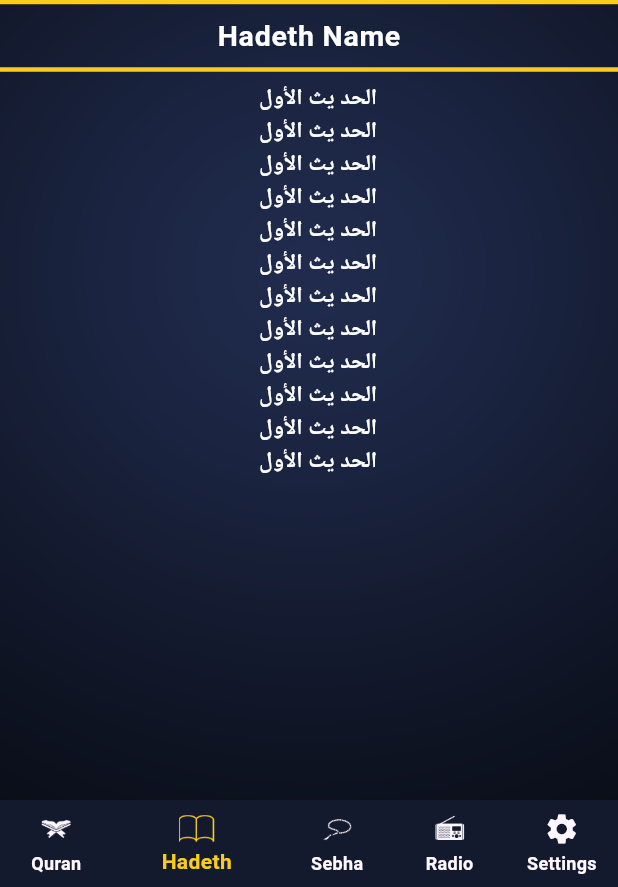
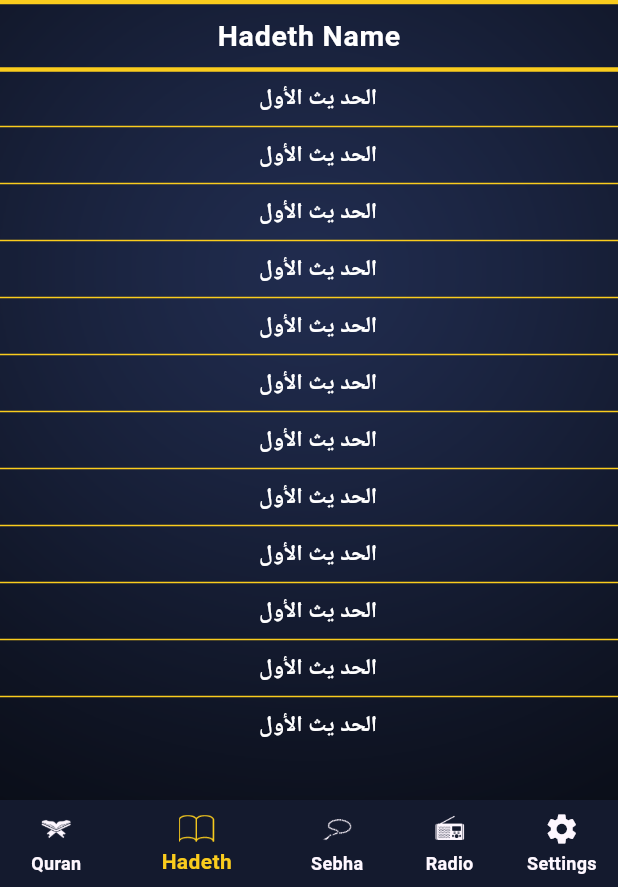
Before and after one commit to ezzeldeen377/islamiApp, a Flutter app: the screen it shows after launch, item 2 of the bottom bar chosen, on a phone screen of 412 x 824 dp, the part 349-1236 px from its top. Run offline on Flutter 3.47's test engine with Material 3 defaults, Android fonts, the phone set to English and light mode, and no system bars; our stand-ins replace device_preview, shared_preferences; generated files the repository leaves out were written again.

Commit message:
add separeted item

```diff
--- a/lib/homepage/hadeth/hadethtap.dart
+++ b/lib/homepage/hadeth/hadethtap.dart
@@ -72,7 +72,19 @@ class _HadethTapState extends State<HadethTap> {
                   color: Appcolor.primaryLightColor,
                 ),
               ):
-          ListView.builder(
+          ListView.separated(
+            separatorBuilder:(context,index){
+              return provider.isDark()?
+              Divider(
+                thickness: 1,
+                color: Appcolor.yellowColor,
+              )
+                  :
+              Divider(
+                thickness: 1,
+                color: Appcolor.primaryLightColor,
+              );
+            },
             itemBuilder: (context, index) {
               return InkWell(
                 onTap: (){
--- a/lib/main.dart
+++ b/lib/main.dart
@@ -12,9 +12,7 @@ import 'package:device_preview/device_preview.dart';
 void main() {
   runApp(ChangeNotifierProvider(
       create: (context)=>AppProvider(),
-      child: DevicePreview(
-        enabled:!kReleaseMode,
-        builder: (context) =>  MyApp(),)));
+      child: MyApp()));
 }
 class MyApp extends StatelessWidget {
 
```
